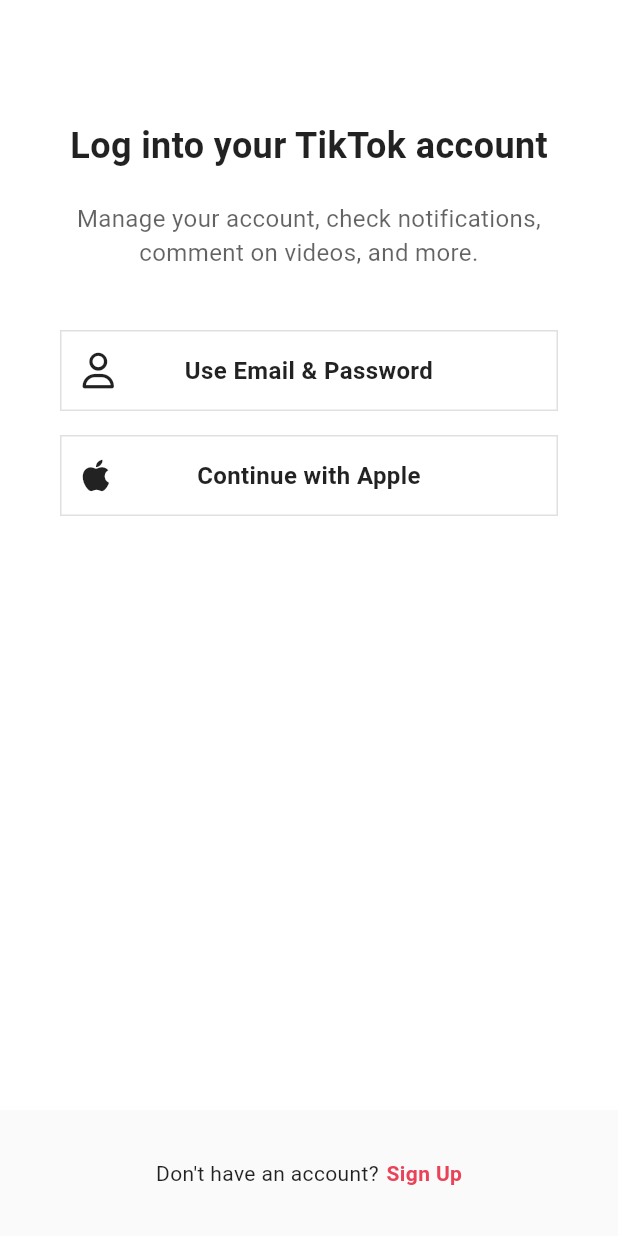
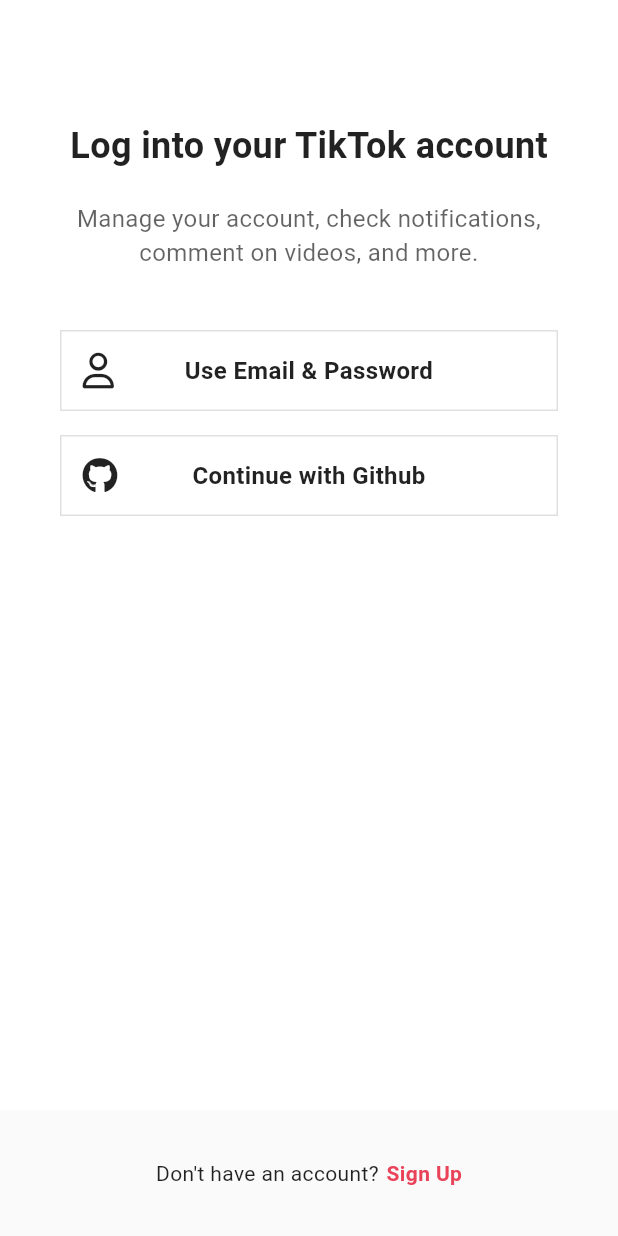
Before and after one commit to Heungseop/Tiktok_clone, a Flutter app: the screen it shows after launch, after a tap on "Log in", on a phone screen of 412 x 824 dp. Run offline on Flutter 3.47's test engine with Material 2 defaults, Android fonts, the phone set to English and light mode, and no system bars; our stand-ins replace camera, firebase_auth, firebase_core, flutter_riverpod, font_awesome_flutter, gallery_saver and 6 more; accounts and stored records are empty; network calls fail.

Commit message:
24.5 Conclusions (Android)

```diff
--- a/lib/features/authentication/login_screen.dart
+++ b/lib/features/authentication/login_screen.dart
@@ -1,14 +1,16 @@
 import 'package:flutter/material.dart';
+import 'package:flutter_riverpod/flutter_riverpod.dart';
 import 'package:font_awesome_flutter/font_awesome_flutter.dart';
 import 'package:go_router/go_router.dart';
 import 'package:tiktok_clone/constants/gaps.dart';
 import 'package:tiktok_clone/constants/sizes.dart';
 import 'package:tiktok_clone/features/authentication/login_form_screen.dart';
+import 'package:tiktok_clone/features/authentication/view_models/social_auth_view_model.dart';
 import 'package:tiktok_clone/features/authentication/widgets/auth_button.dart';
 import 'package:tiktok_clone/generated/l10n.dart';
 import 'package:tiktok_clone/utils.dart';
 
-class LoginScreen extends StatelessWidget {
+class LoginScreen extends ConsumerWidget {
   static String routeName = "login";
   static String routeURL = "/login";
   const LoginScreen({super.key});
@@ -27,7 +29,7 @@ class LoginScreen extends StatelessWidget {
   }
 
   @override
-  Widget build(BuildContext context) {
+  Widget build(BuildContext context, WidgetRef ref) {
     return Scaffold(
       body: SafeArea(
         child: Padding(
@@ -60,9 +62,11 @@ class LoginScreen extends StatelessWidget {
                 text: "Use Email & Password",
               ),
               Gaps.v16,
-              const AuthButton(
-                icon: FaIcon(FontAwesomeIcons.apple),
-                text: "Continue with Apple",
+              AuthButton(
+                icon: const FaIcon(FontAwesomeIcons.github),
+                text: "Continue with Github",
+                onTap: (context) =>
+                    ref.read(socialAuthProvider.notifier).githubSignIn(context),
               ),
             ],
           ),
--- a/lib/features/authentication/repos/authentication_repo.dart
+++ b/lib/features/authentication/repos/authentication_repo.dart
@@ -28,6 +28,10 @@ class AuthenticationRepository {
       password: password,
     );
   }
+
+  Future<void> githubSignIn() async {
+    await _firebaseAuth.signInWithProvider(GithubAuthProvider());
+  }
 }
 
 final authRepo = Provider(
--- a/lib/features/authentication/sign_up_screen.dart
+++ b/lib/features/authentication/sign_up_screen.dart
@@ -1,15 +1,17 @@
 import 'package:flutter/material.dart';
+import 'package:flutter_riverpod/flutter_riverpod.dart';
 import 'package:font_awesome_flutter/font_awesome_flutter.dart';
 import 'package:go_router/go_router.dart';
 import 'package:tiktok_clone/constants/gaps.dart';
 import 'package:tiktok_clone/constants/sizes.dart';
 import 'package:tiktok_clone/features/authentication/login_screen.dart';
 import 'package:tiktok_clone/features/authentication/username_screen.dart';
+import 'package:tiktok_clone/features/authentication/view_models/social_auth_view_model.dart';
 import 'package:tiktok_clone/features/authentication/widgets/auth_button.dart';
 import 'package:tiktok_clone/generated/l10n.dart';
 import 'package:tiktok_clone/utils.dart';
 
-class SignUpScreen extends StatelessWidget {
+class SignUpScreen extends ConsumerWidget {
   static const routeName = "signUp";
   static const routeURL = "/";
   const SignUpScreen({super.key});
@@ -32,7 +34,7 @@ class SignUpScreen extends StatelessWidget {
   }
 
   @override
-  Widget build(BuildContext context) {
+  Widget build(BuildContext context, WidgetRef ref) {
     // print("locale : ${Localizations.localeOf(context)}");
     return OrientationBuilder(
       builder: (context, orientation) {
@@ -82,10 +84,12 @@ class SignUpScreen extends StatelessWidget {
                     ),
                     Gaps.v16,
                     AuthButton(
-                      // onTap: () => {},
-                      icon: const FaIcon(FontAwesomeIcons.apple),
-                      text: S.of(context).appleButton,
-                    )
+                      icon: const FaIcon(FontAwesomeIcons.github),
+                      text: "Continue with Github",
+                      onTap: (context) => ref
+                          .read(socialAuthProvider.notifier)
+                          .githubSignIn(context),
+                    ),
                   ],
                   // 가로모드를 고려해 로우로 감쌀 경우 아래 authButton이 FractionallySizedBox이기때문에 width가 지정되지 않아
                   // 에러난다 (FractionallySizedBox = 가능한 최대한의 크기 이지만 부모인 로우는 크기를 지정해주지않고 infinity이다 )
--- a/lib/utils.dart
+++ b/lib/utils.dart
@@ -9,6 +9,7 @@ bool isDarkMode(BuildContext context) =>
 void showFirebaseError(BuildContext context, Object? error) {
   ScaffoldMessenger.of(context).showSnackBar(SnackBar(
     showCloseIcon: true,
+    // duration: const Duration(seconds: 10),
     content:
         Text((error as FirebaseException).message ?? "Something wen't wrong."),
   ));
```
Also changed, not shown: lib/features/authentication/view_models/social_auth_view_model.dart (added, +34 -0 lines).
